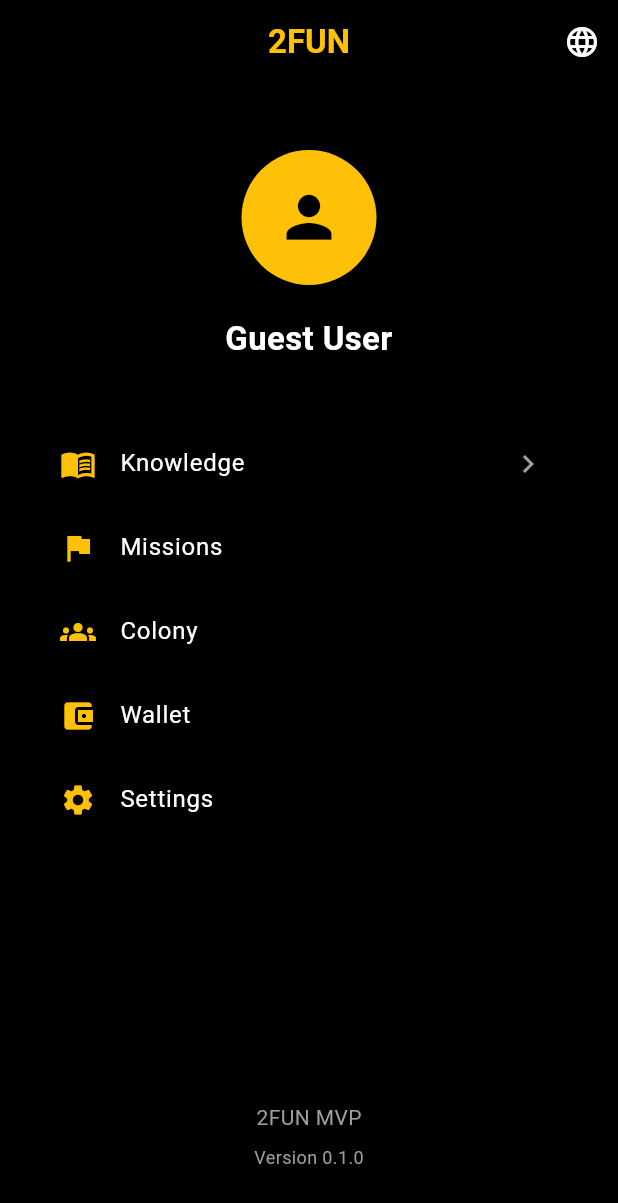
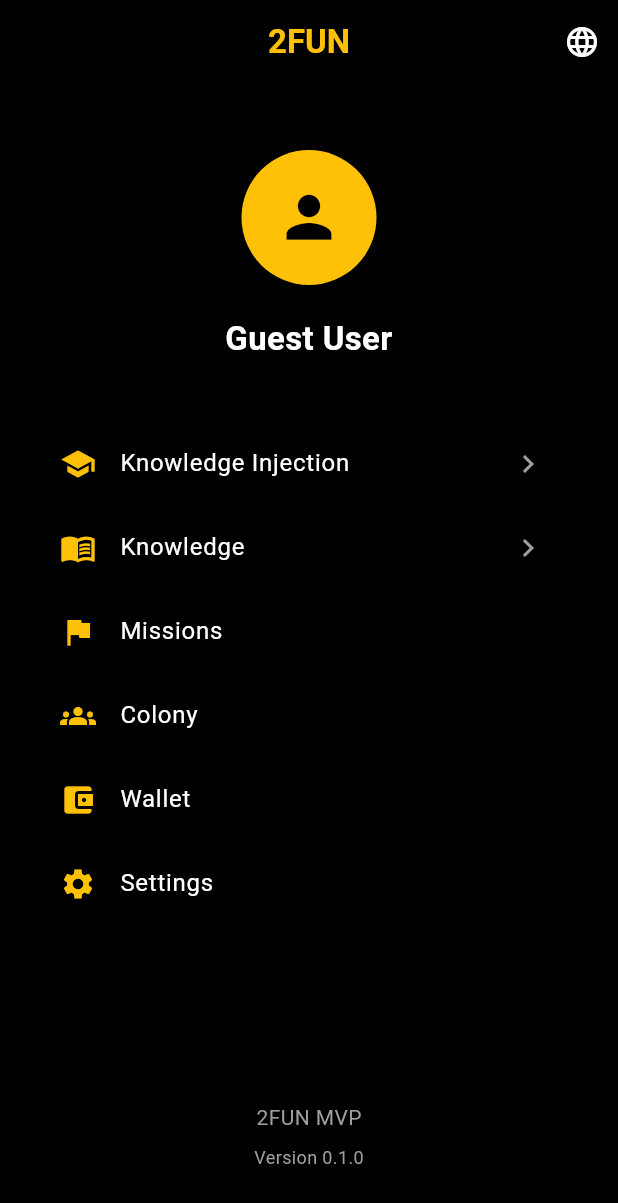
Before and after one commit to spirmo/2FUN-OS, a Flutter app: the DashboardPage screen opened directly, on a phone screen of 412 x 824 dp. Shown: the top 1203 px of the screen. Run offline on Flutter 3.47's test engine with Material 3 defaults, Android fonts, the phone set to English and light mode, and no system bars; our stand-ins replace shared_preferences; accounts and stored records are empty.

Commit message:
Update dashboard_page.dart

```diff
--- a/apps/mobile/lib/features/dashboard/presentation/pages/dashboard_page.dart
+++ b/apps/mobile/lib/features/dashboard/presentation/pages/dashboard_page.dart
@@ -67,7 +67,26 @@ class DashboardPage extends StatelessWidget {
               ),
             ),
             const SizedBox(height: 40),
-
+            ListTile(
+              leading: const Icon(
+                Icons.school,
+                color: Colors.amber,
+              ),
+              trailing: const Icon(
+                Icons.chevron_right,
+                color: Colors.grey,
+              ),
+              title: const Text(
+                "Knowledge Injection",
+                style: TextStyle(color: Colors.white),
+              ),
+              onTap: () {
+                Navigator.pushNamed(
+                  context,
+                  '/knowledge-dashboard',
+                );
+              },
+           ),
             ListTile(
               leading: const Icon(
                 Icons.menu_book,
```
